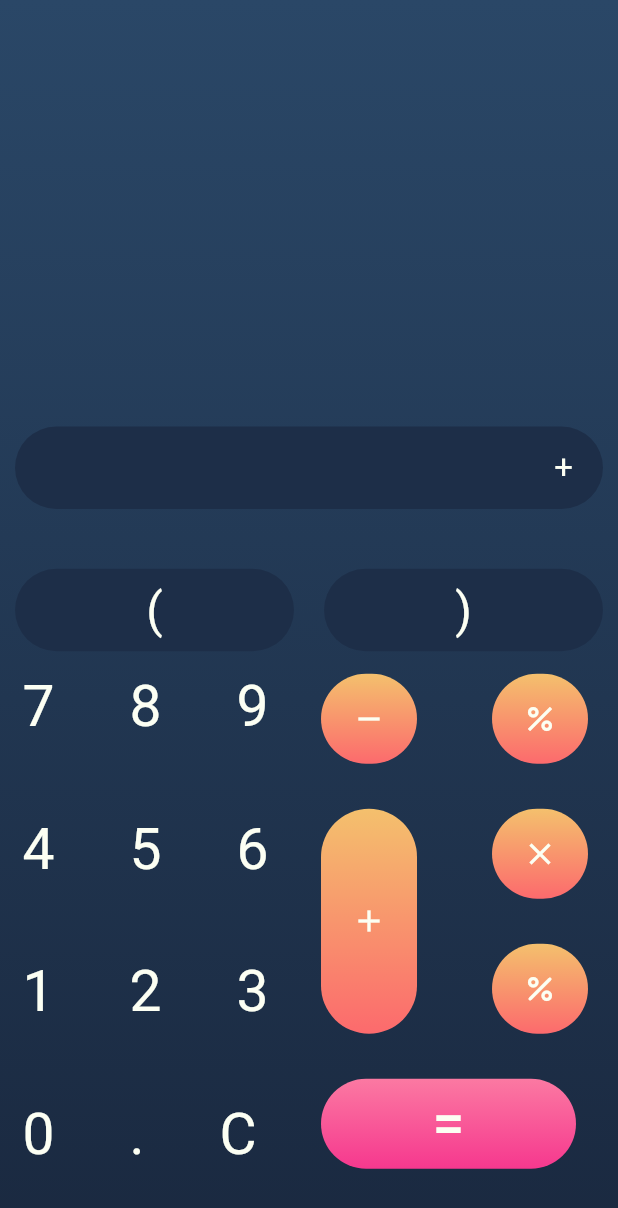
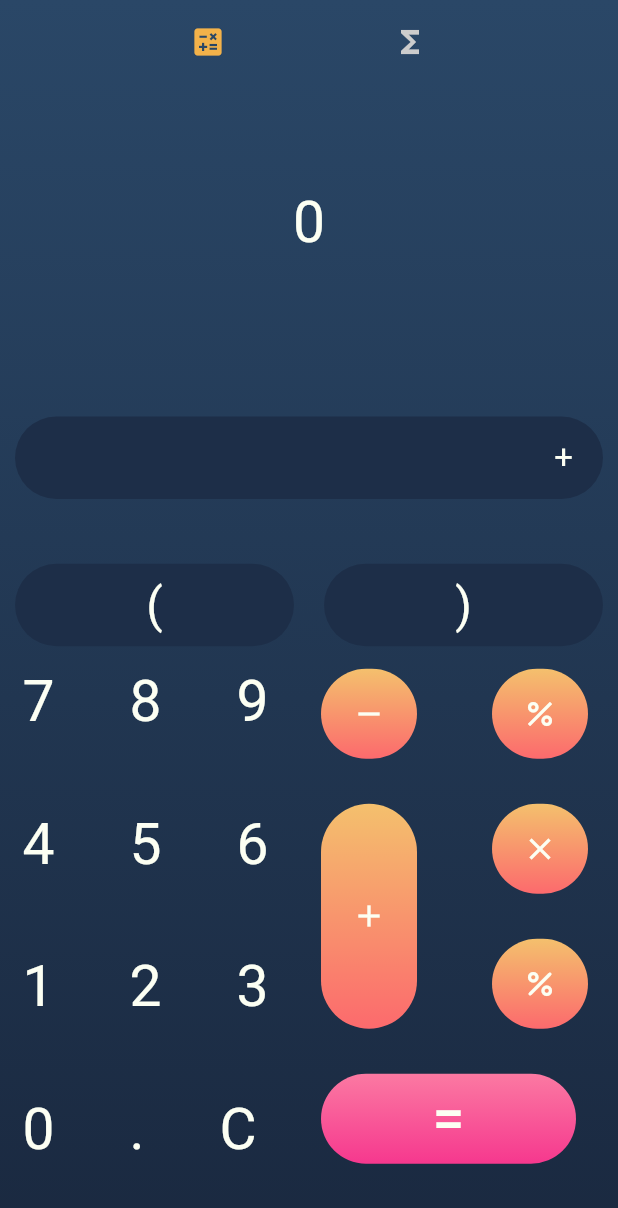
Before and after one commit to Shubhdeeps/calculator, a Flutter app: the screen it shows after launch, after a tap on the "add" icon, on a phone screen of 412 x 824 dp. Shown: the top 1208 px of the screen. Run offline on Flutter 3.47's test engine with Material 2 defaults, Android fonts, the phone set to English and light mode, and no system bars.

Commit message:
added app bar with nav buttons

```diff
--- /dev/null
+++ b/lib/components/Navbar.dart
@@ -0,0 +1,27 @@
+import 'package:flutter/material.dart';
+
+class Navbar extends StatelessWidget {
+  final int type;
+  const Navbar(this.type, {super.key});
+  static const colorsActive = 0xFFF3B24A;
+  static const colorsInactive = 0xFFCCCCCC;
+
+  @override
+  Widget build(BuildContext context) => Row(
+        mainAxisAlignment: MainAxisAlignment.spaceEvenly,
+        children: [
+          Container(
+            child: IconTheme(
+                data: IconThemeData(
+                    color: Color((type == 0) ? colorsActive : colorsInactive)),
+                child: Icon(Icons.calculate)),
+          ),
+          Container(
+            child: IconTheme(
+                data: IconThemeData(
+                    color: Color((type == 1) ? colorsActive : colorsInactive)),
+                child: Icon(Icons.functions)),
+          ),
+        ],
+      );
+}
--- a/lib/components/buttons/Signs.dart
+++ b/lib/components/buttons/Signs.dart
@@ -29,6 +29,7 @@ class SignButtons extends StatelessWidget {
                 data: const IconThemeData(
                     color: Color.fromRGBO(252, 255, 243, 1)),
                 child: Icon(icon)),
-            )),
+          ),
+        ),
       );
 }
--- a/lib/components/components.dart
+++ b/lib/components/components.dart
@@ -3,3 +3,4 @@ export './buttons/buttons.dart';
 export 'Keypad.dart';
 export 'ResultField.dart';
 export 'KeypadKmtoMiles.dart';
+export 'Navbar.dart';
--- a/lib/main.dart
+++ b/lib/main.dart
@@ -1,7 +1,54 @@
+import 'dart:developer';
+
 import 'package:flutter/material.dart';
+import 'package:untitled/components/components.dart';
 import 'screens/screens.dart';
 
 void main() {
-  runApp(MaterialApp(
-      home: PageView(children: const <Widget>[Home(), KmToMiles()])));
+  runApp(
+    const MaterialApp(home: Main()),
+  );
 }
+
+class Main extends StatefulWidget {
+  const Main({super.key});
+
+  @override
+  State<Main> createState() => _MainState();
+}
+
+class _MainState extends State<Main> {
+  int pageValue = 0;
+
+  void pageValuefn(int value) {
+    setState(() {
+      pageValue = value;
+    });
+  }
+
+  @override
+  Widget build(BuildContext context) {
+    return Scaffold(
+      extendBodyBehindAppBar: true,
+      appBar: AppBar(
+        backgroundColor: Colors.transparent,
+        elevation: 0,
+        title: Navbar(pageValue),
+      ),
+      body: Pages(pageValuefn),
+    );
+  }
+}
+
+class Pages extends StatelessWidget {
+  Function pageValue;
+  Pages(this.pageValue, {super.key});
+
+  @override
+  Widget build(BuildContext context) {
+    return PageView(
+      onPageChanged: (value) => pageValue(value),
+      children: const <Widget>[Home(), KmToMiles()],
+    );
+  }
+}
--- a/lib/screens/Home.dart
+++ b/lib/screens/Home.dart
@@ -10,13 +10,18 @@ class Home extends StatefulWidget {
 
 class _HomeState extends State<Home> {
   List inputValues = [];
-  String output = "";
+  String output = "0";
 
   void ClickFN(String message) {
     if (message == "C") {
-      inputValues.clear();
+      output = "0";
       setState(() {
-        inputValues.add("");
+        inputValues.clear();
+      });
+    } else if (message == "=") {
+      output = inputValues.join("");
+      setState(() {
+        inputValues.clear();
       });
     } else {
       setState(() {
@@ -45,7 +50,7 @@ class _HomeState extends State<Home> {
           children: [
             const SizedBox(height: 40),
             ResultField(output),
-            const SizedBox(height: 40),
+            const SizedBox(height: 20),
             InputField(inputValues),
             Keypad(ClickFN)
           ],
--- a/lib/screens/KmtoMiles.dart
+++ b/lib/screens/KmtoMiles.dart
@@ -48,9 +48,9 @@ class _KmToMilesState extends State<KmToMiles> {
         child: Column(
           mainAxisAlignment: MainAxisAlignment.spaceEvenly,
           children: [
-            const SizedBox(height: 40),
+            const SizedBox(height: 30),
             ResultField(output),
-            const SizedBox(height: 40),
+            const SizedBox(height: 20),
             InputField(inputValues),
             KeypadKmtoMiles(ClickFN)
           ],
```
Lines whose indentation alone changed are shown as unchanged.
